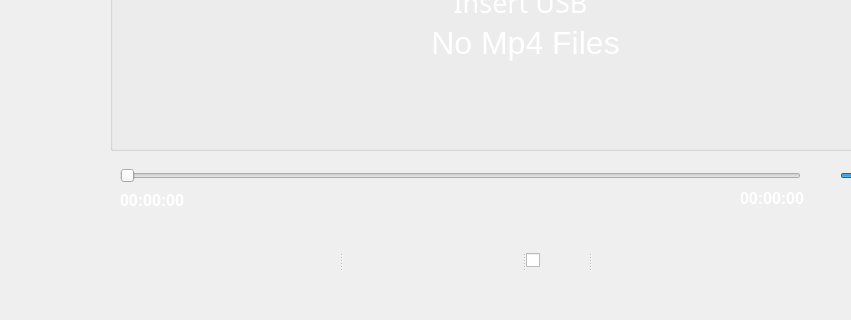
Above: Forms/mp4.ui from HaiidyHossam/QT-Platoon-Infotainment- before the change; both pictures show x 0 to 851 and y 280 to 600 of the 1024 by 600 pixel window. Below: the same form after it.
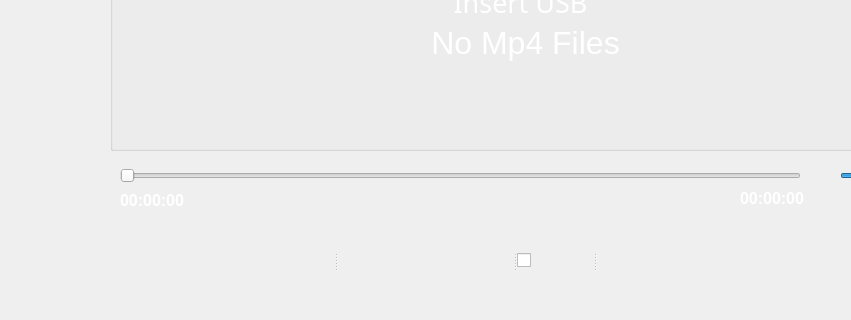
That is the form after the change. Icons and pictures are not drawn.

```diff
--- a/Forms/mp4.ui
+++ b/Forms/mp4.ui
@@ -268,7 +268,8 @@
       <enum>Qt::NoContextMenu</enum>
      </property>
      <property name="styleSheet">
-      <string notr="true">image: url(:/icons/icons/repeat.png);</string>
+      <string notr="true">image: url(:/icons/icons/repeat.png);
+border: none; </string>
      </property>
      <property name="text">
       <string/>
@@ -288,7 +289,8 @@
       <enum>Qt::NoContextMenu</enum>
      </property>
      <property name="styleSheet">
-      <string notr="true">image: url(:/icons/icons/forward.png);</string>
+      <string notr="true">image: url(:/icons/icons/forward.png);
+border: none; </string>
      </property>
      <property name="text">
       <string/>
@@ -338,7 +340,8 @@
       <enum>Qt::NoContextMenu</enum>
      </property>
      <property name="styleSheet">
-      <string notr="true">image: url(:/icons/icons/backward.png);</string>
+      <string notr="true">image: url(:/icons/icons/backward.png);
+border: none; </string>
      </property>
      <property name="text">
       <string/>
```
Left out of the diff: 6 changed lines with no effect on the pictures.
